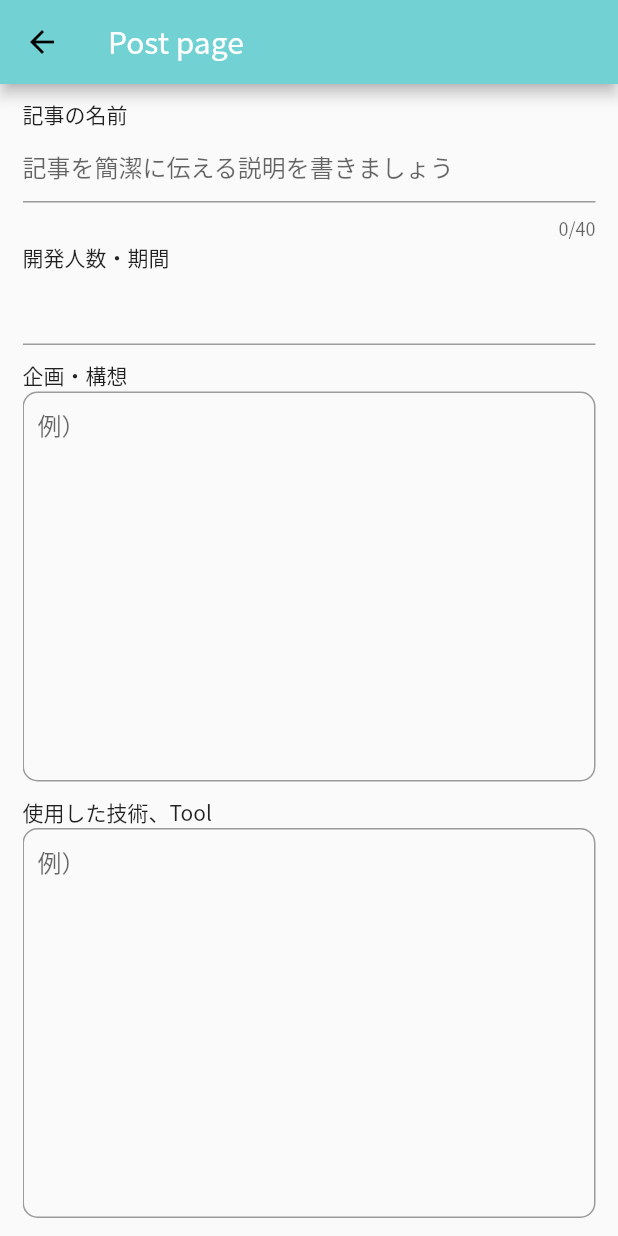
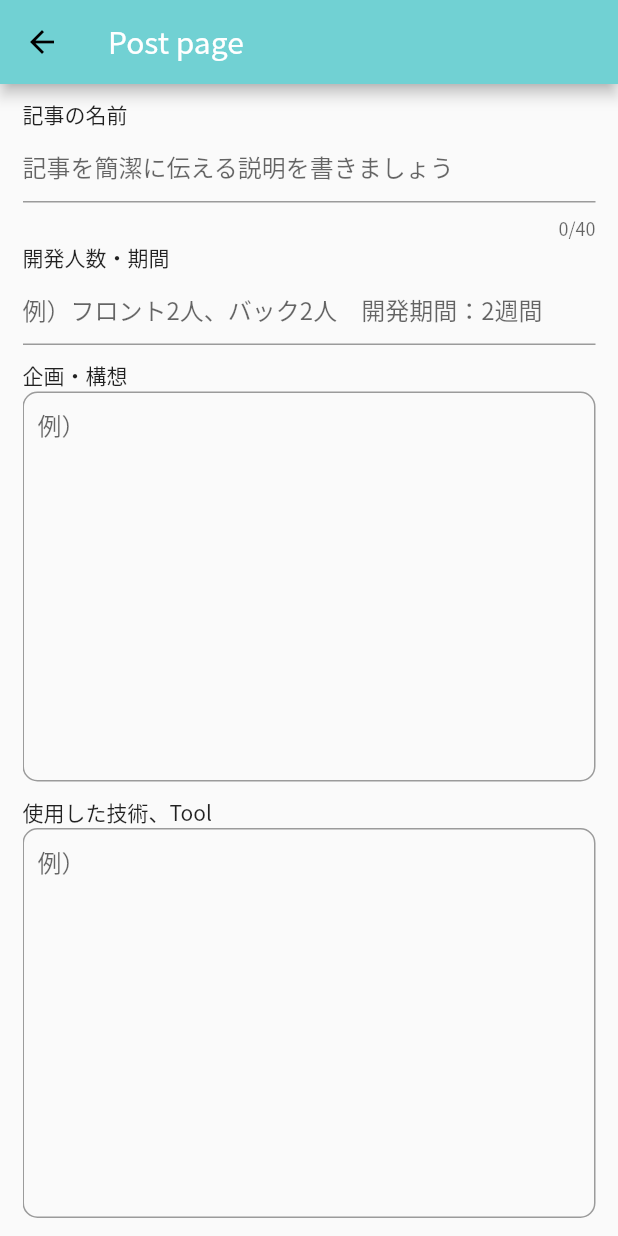
Before and after one commit to Hiroki1112/hackathon_supporterz, a Flutter app: the PostScreen screen opened by its route, on a phone screen of 412 x 824 dp. Run offline on Flutter 3.47's test engine with Material 2 defaults, Android fonts, the phone set to English and light mode, and no system bars; our stand-ins replace cloud_firestore, firebase_auth, firebase_core, flutter_signin_button, google_sign_in, hexcolor and 1 more; missing offline and left inert: markdown; accounts and stored records are empty; network calls fail.

Commit message:
fix problems

```diff
--- a/lib/screens/post_screen/post_screen.dart
+++ b/lib/screens/post_screen/post_screen.dart
@@ -12,7 +12,7 @@ class PostScreen extends StatefulWidget {
 }
 
 class _PostScreenState extends State<PostScreen> {
-  GlobalKey<FormState> _formKey = GlobalKey<FormState>();
+  final GlobalKey<FormState> _formKey = GlobalKey<FormState>();
   final Post _post = Post();
 
   @override
@@ -48,6 +48,9 @@ class _PostScreenState extends State<PostScreen> {
               const Text('開発人数・期間'),
               TextFormField(
                 maxLines: 1,
+                decoration: const InputDecoration(
+                  hintText: '例）フロント2人、バック2人　開発期間：2週間',
+                ),
                 onChanged: (val) {
                   setState(() {});
                 },
@@ -74,7 +77,7 @@ class _PostScreenState extends State<PostScreen> {
                 maxLines: 10,
                 decoration: InputDecoration(
                   hintText: '例）',
-                  contentPadding: EdgeInsets.all(10),
+                  contentPadding: const EdgeInsets.all(10),
                   border: OutlineInputBorder(
                       borderRadius: BorderRadius.circular(10.0)),
                 ),
--- a/lib/widgets/appbar/my_appbar.dart
+++ b/lib/widgets/appbar/my_appbar.dart
@@ -1,6 +1,7 @@
 import 'package:flutter/material.dart';
 import 'package:flutter/foundation.dart' show kIsWeb;
 import 'package:hackathon_supporterz/provider/auth_provider.dart';
+import 'package:hackathon_supporterz/screens/my_page/mypage_screen.dart';
 import 'package:hackathon_supporterz/screens/post_screen/post_screen.dart';
 import 'package:hackathon_supporterz/widgets/dialog/dialog.dart';
 import 'package:hackathon_supporterz/widgets/dialog/sign_in.dart';
@@ -60,15 +61,18 @@ AppBar myAppBar(BuildContext context) {
               child: PopupMenuButton(
                 /// 各選択肢を押したときの処理はここで定義する
                 onSelected: (String val) async {
+                  if (val == 'プロフィール') {
+                    Navigator.of(context).pushNamed(MyPageScreen.routeName);
+                  }
+                  if (val == '記事の投稿') {
+                    Navigator.of(context).pushNamed(PostScreen.routeName);
+                  }
                   if (val == 'サインアウト') {
                     var res = await yesNoDialog(
                         context, '確認', 'サインアウトしますか？', 'サインアウト', '戻る');
                     if (res ?? false) {
                       context.read<AuthenticationProvider>().signOut();
                     }
-                  }
-                  if (val == '記事の投稿') {
-                    Navigator.of(context).pushNamed(PostScreen.routeName);
                   }
                 },
                 itemBuilder: (BuildContext context) {
--- a/pubspec.yaml
+++ b/pubspec.yaml
@@ -40,6 +40,8 @@ dependencies:
   firebase_auth: ^3.1.2
   firebase_core: ^1.7.0
   cloud_firestore: ^2.5.3
+  firebase_storage: ^10.0.4
+
   provider: ^6.0.1
   google_sign_in: ^5.1.1
   flutter_signin_button: ^2.0.0
```
Also changed, not shown: pubspec.lock.
